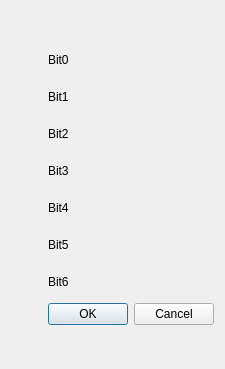
First picture: the form in ui_bytesasbits.ui, repository kmmax/PyDesignerPlugin, before the edit.
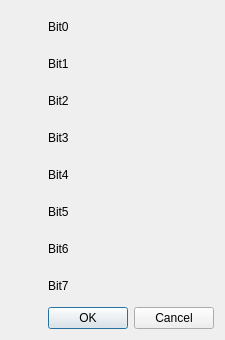
Second picture: the form after the edit. Custom widgets are drawn as their Qt base class.

Commit message: Readme is modificated

Patch:
```diff
--- a/ui_bytesasbits.ui
+++ b/ui_bytesasbits.ui
@@ -7,7 +7,7 @@
     <x>0</x>
     <y>0</y>
     <width>213</width>
-    <height>369</height>
+    <height>340</height>
    </rect>
   </property>
   <property name="windowTitle">
@@ -201,6 +201,16 @@
       </widget>
      </item>
      <item row="7" column="1">
+      <widget class="QLabel" name="label8">
+       <property name="styleSheet">
+        <string notr="true">font: 700 11pt &quot;Segoe UI&quot;;</string>
+       </property>
+       <property name="text">
+        <string>Bit7</string>
+       </property>
+      </widget>
+     </item>
+     <item row="8" column="1">
       <widget class="QDialogButtonBox" name="buttonBox">
        <property name="orientation">
         <enum>Qt::Horizontal</enum>
```
Left out of the diff: 157 changed lines with no effect on the pictures. The commit also changes 2 other files.
